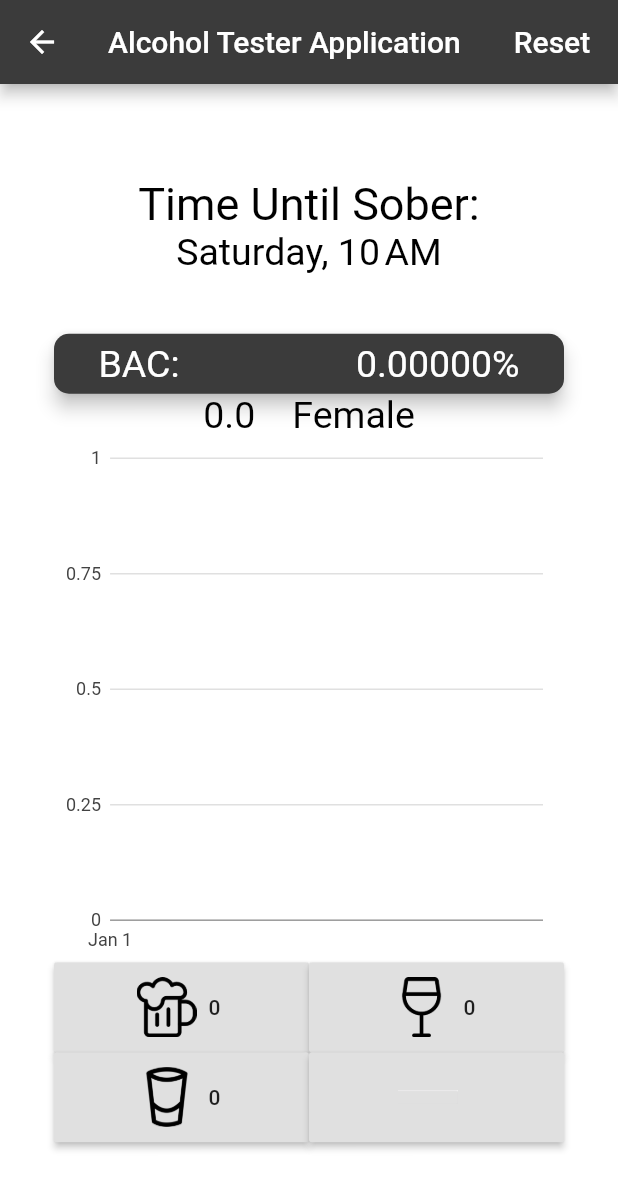
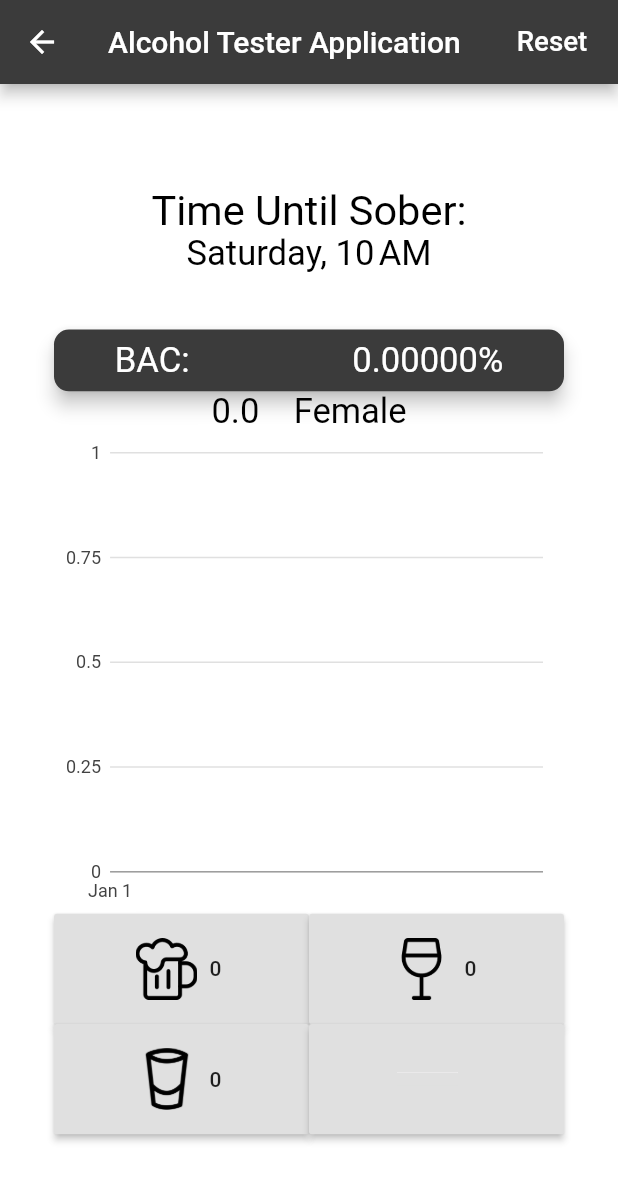
Before and after one commit to ShaneSigesmund/alcohol_tester_project, a Flutter app: the bacPage screen opened directly, after a tap on the "arrow back" icon, after a tap on "Next", on a phone screen of 412 x 824 dp. Shown: the top 1190 px of the screen. Run offline on Flutter 3.47's test engine with Material 2 defaults, Android fonts, the phone set to English and light mode, and no system bars; our stand-ins replace charts_flutter, shared_preferences; missing offline and left inert: dart:ffi; accounts and stored records are empty.

Commit message:
Fixed UI bug

```diff
--- /dev/null
+++ b/alcohol_tester_application/lib/SizeConfig.dart
@@ -0,0 +1,29 @@
+import 'package:flutter/widgets.dart';
+
+class SizeConfig {
+  static MediaQueryData _mediaQueryData;
+  static double screenWidth;
+  static double screenHeight;
+  static double blockSizeHorizontal;
+  static double blockSizeVertical;
+
+  static double _safeAreaHorizontal;
+  static double _safeAreaVertical;
+  static double safeBlockHorizontal;
+  static double safeBlockVertical;
+
+  void init(BuildContext context) {
+    _mediaQueryData = MediaQuery.of(context);
+    screenWidth = _mediaQueryData.size.width;
+    screenHeight = _mediaQueryData.size.height;
+    blockSizeHorizontal = screenWidth / 100;
+    blockSizeVertical = screenHeight / 100;
+
+    _safeAreaHorizontal =
+        _mediaQueryData.padding.left + _mediaQueryData.padding.right;
+    _safeAreaVertical =
+        _mediaQueryData.padding.top + _mediaQueryData.padding.bottom;
+    safeBlockHorizontal = (screenWidth - _safeAreaHorizontal) / 100;
+    safeBlockVertical = (screenHeight - _safeAreaVertical) / 100;
+  }
+}
--- a/alcohol_tester_application/lib/bacPage.dart
+++ b/alcohol_tester_application/lib/bacPage.dart
@@ -10,6 +10,8 @@ import 'package:intl/intl.dart';
 import 'package:shared_preferences/shared_preferences.dart';
 import 'package:flutter/services.dart' show rootBundle;
 import 'package:intl/date_symbol_data_local.dart';
+
+import 'SizeConfig.dart';
 
 double male = 0.68;
 double female = 0.55;
@@ -238,7 +240,7 @@ class bac extends State<bacPage> {
               _getBeerGrams();
             });
           },
-          icon: Image.asset('graphics/beer.png', height: 60, width: 40),
+          icon: Image.asset('graphics/beer.png', height: SizeConfig.blockSizeVertical * 8.92, width: SizeConfig.blockSizeHorizontal * 10),
           label: Text("$shotCount"),
         )),
         Expanded(
@@ -249,7 +251,7 @@ class bac extends State<bacPage> {
               _getWineGrams();
             });
           },
-          icon: Image.asset('graphics/wine.png', height: 60, width: 40),
+          icon: Image.asset('graphics/wine.png', height: SizeConfig.blockSizeVertical * 8.92, width: SizeConfig.blockSizeHorizontal * 10),
           label: Text("$wineCount"),
         )),
       ],
@@ -267,7 +269,7 @@ class bac extends State<bacPage> {
               _getSpiritsGrams();
             });
           },
-          icon: Image.asset('graphics/shot.png', height: 60, width: 40),
+          icon: Image.asset('graphics/shot.png', height: SizeConfig.blockSizeVertical * 8.92, width: SizeConfig.blockSizeHorizontal * 10),
           label: Text("$spiritCount"),
         )),
         Expanded(
@@ -275,7 +277,7 @@ class bac extends State<bacPage> {
           onPressed: () {
             setState(() {});
           },
-          icon: Image.asset('graphics/blank.png', height: 60, width: 40),
+          icon: Image.asset('graphics/blank.png', height: SizeConfig.blockSizeVertical * 8.92, width: SizeConfig.blockSizeHorizontal * 10),
           label: Text(""),
         )),
       ],
@@ -319,6 +321,7 @@ class bac extends State<bacPage> {
   @override
   Widget build(BuildContext context) {
     // print(weightGrams);
+    SizeConfig().init(context);
     String getBetterBac = (bacVALUE).toStringAsFixed(5);
     void _goNextPage() {
       setState(() {
@@ -331,8 +334,8 @@ class bac extends State<bacPage> {
 
     Container createTextBac(String text) {
       return Container(
-          width: 2000,
-          height: 40,
+          width: SizeConfig.blockSizeHorizontal * 200,
+          height: SizeConfig.blockSizeVertical * 5,
           child: new Container(
             child: Material(
               elevation: 5.0,
@@ -344,7 +347,7 @@ class bac extends State<bacPage> {
                   textAlign: TextAlign.center,
                   style: TextStyle(
                     color: Colors.white,
-                    fontSize: 25,
+                    fontSize: SizeConfig.blockSizeVertical * 2.8,
                   ),
                 ),
               ),
@@ -386,7 +389,7 @@ class bac extends State<bacPage> {
                   },
                   child: Text(
                     'Reset',
-                    style: TextStyle(fontSize: 20),
+                    style: TextStyle(fontSize: SizeConfig.blockSizeVertical * 2.24),
                   )),
             ],
           ),
@@ -405,7 +408,7 @@ class bac extends State<bacPage> {
                       textAlign: TextAlign.center,
                       style: TextStyle(
                         color: Colors.black,
-                        fontSize: 30,
+                        fontSize: SizeConfig.blockSizeVertical * 3.36,
                       ),
                     ),
                     Text(
@@ -413,12 +416,12 @@ class bac extends State<bacPage> {
                       textAlign: TextAlign.center,
                       style: TextStyle(
                         color: Colors.black,
-                        fontSize: 25,
+                        fontSize: SizeConfig.blockSizeVertical * 2.8,
                       ),
                     ),
                     SizedBox(
-                      height: 40,
-                      width: 40,
+                      height: SizeConfig.blockSizeVertical * 4.48,
+                      width: SizeConfig.blockSizeHorizontal * 4.48,
                     ),
                     createTextBac('BAC:                   $getBetterBac%'),
                     Text(
@@ -426,11 +429,11 @@ class bac extends State<bacPage> {
                       textAlign: TextAlign.center,
                       style: TextStyle(
                         color: Colors.black,
-                        fontSize: 25,
+                        fontSize: SizeConfig.blockSizeVertical * 2.8,
                       ),
                     ),
                     SizedBox(
-                      height: 350,
+                      height: SizeConfig.blockSizeVertical * 39,
                       child: charts.TimeSeriesChart(
                         _createSampleData(),
                         animate: false,
--- a/alcohol_tester_application/lib/moreDetailsPage.dart
+++ b/alcohol_tester_application/lib/moreDetailsPage.dart
@@ -7,11 +7,15 @@ import 'package:flutter/material.dart';
 import 'package:flutter/services.dart';
 import 'package:shared_preferences/shared_preferences.dart';
 
+import 'SizeConfig.dart';
 
 double male = 0.68;
 double female = 0.55;
 int weight = 0;
 String gender = "";
+
+bool pressAttention1 = false;
+bool pressAttention2 = false;
 
 double percentAlcohol = 0.0;
 
@@ -31,8 +35,6 @@ class moreDetails extends State<moreDetailsPage> {
   void initState() {
     super.initState();
   }
-
-
 
 /*
  * Beer: 12 ounces (341 ml) with 5% alcohol
@@ -69,6 +71,7 @@ class moreDetails extends State<moreDetailsPage> {
   @override
   Widget build(BuildContext context) {
     // print(weightGrams);
+    SizeConfig().init(context);
     final nextPage = Container(
         margin: const EdgeInsets.only(top: 10, bottom: 10),
         child: Material(
@@ -81,12 +84,12 @@ class moreDetails extends State<moreDetailsPage> {
               child: Text("Next",
                   textAlign: TextAlign.center,
                   style: TextStyle(
-                    fontSize: 20,
+                    fontSize: SizeConfig.safeBlockHorizontal * 5,
                     foreground: Paint()..color = Colors.white,
                   ))),
         ));
 
-    Column _buildButtons(String name, double value) {
+    Column _buildButtonsMale(String name, double value) {
       return Column(
           mainAxisSize: MainAxisSize.max,
           mainAxisAlignment: MainAxisAlignment.center,
@@ -96,7 +99,7 @@ class moreDetails extends State<moreDetailsPage> {
               child: Material(
                 elevation: 5.0,
                 borderRadius: BorderRadius.circular(20),
-                color: Color(0xff5b5b5b),
+                color: pressAttention1 ? Colors.white : colorCustom2,
                 child: MaterialButton(
                     padding: EdgeInsets.fromLTRB(20.0, 15.0, 20.0, 15.0),
                     onPressed: () async {
@@ -104,18 +107,57 @@ class moreDetails extends State<moreDetailsPage> {
                           await SharedPreferences.getInstance();
                       prefs.setDouble("Gender", value);
                       print(prefs.get('Gender'));
+                      setState(() {
+                        pressAttention1 = !pressAttention1;
+                        pressAttention2 = false;
+                        print(pressAttention1);
+                      });
                     },
                     child: Text("$name",
                         textAlign: TextAlign.center,
                         style: TextStyle(
-                          fontSize: 20,
-                          foreground: Paint()..color = Colors.white,
+                          fontSize: SizeConfig.safeBlockHorizontal * 5,
+                          foreground: Paint()..color = pressAttention1 ? Colors.black: Colors.white,
                         ))),
               ),
             ),
           ]);
     }
 
+    Column _buildButtonsFemale(String name, double value) {
+      return Column(
+          mainAxisSize: MainAxisSize.max,
+          mainAxisAlignment: MainAxisAlignment.center,
+          children: [
+            Container(
+              margin: const EdgeInsets.only(top: 5, bottom: 5),
+              child: Material(
+                elevation: 5.0,
+                borderRadius: BorderRadius.circular(20),
+                color: pressAttention2 ? Colors.white : colorCustom2,
+                child: MaterialButton(
+                    padding: EdgeInsets.fromLTRB(20.0, 15.0, 20.0, 15.0),
+                    onPressed: () async {
+                      SharedPreferences prefs =
+                          await SharedPreferences.getInstance();
+                      prefs.setDouble("Gender", value);
+                      print(prefs.get('Gender'));
+                      setState(() {
+                        pressAttention2 = !pressAttention2;
+                        pressAttention1 = false;
+                        print(pressAttention2);
+                      });
+                    },
+                    child: Text("$name",
+                        textAlign: TextAlign.center,
+                        style: TextStyle(
+                          fontSize: SizeConfig.safeBlockHorizontal * 5,
+                          foreground: Paint()..color = pressAttention2 ? Colors.black: Colors.white,
+                        ))),
+              ),
+            ),
+          ]);
+    }
 
     Center makeGenderUI() {
       return Center(
@@ -133,12 +175,11 @@ class moreDetails extends State<moreDetailsPage> {
                   'What is your biological sex?',
                   style: TextStyle(fontSize: 25),
                 ),
-                SizedBox(height: 40),
-                _buildButtons("Male", 0.68),
-                SizedBox(height: 25),
-                _buildButtons("Female", 0.55),
-                SizedBox(height: 40),
-
+                SizedBox(height: SizeConfig.blockSizeVertical * 5),
+                _buildButtonsMale("Male", 0.68),
+                SizedBox(height: SizeConfig.blockSizeVertical * 2.5),
+                _buildButtonsFemale("Female", 0.55),
+                SizedBox(height: SizeConfig.blockSizeVertical * 5),
                 nextPage,
               ],
             ),
```
Also changed, not shown: 3 other files.
